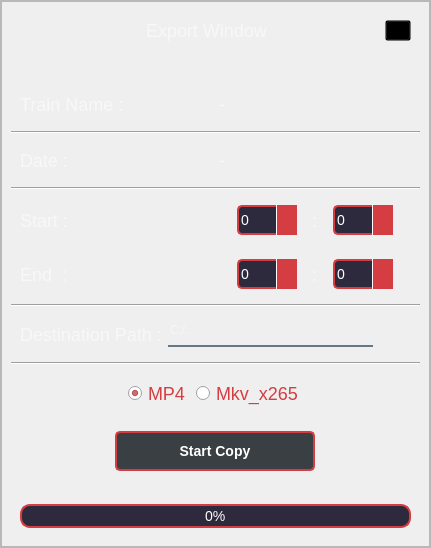
The window that Export/ExportUIiFiles/export.ui (amirhossein-mlkz/railProject_server) describes before a commit, drawn with Qt 5.
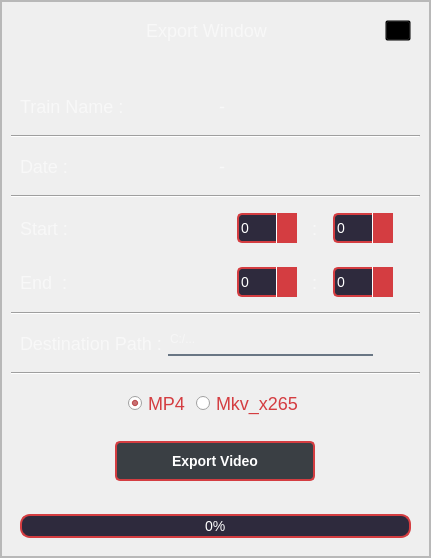
The same window after the commit. Icons and pictures are not drawn.

What changed in the file:
```diff
--- a/Export/ExportUIiFiles/export.ui
+++ b/Export/ExportUIiFiles/export.ui
@@ -7,7 +7,7 @@
     <x>0</x>
     <y>0</y>
     <width>431</width>
-    <height>548</height>
+    <height>558</height>
    </rect>
   </property>
   <property name="windowTitle">
@@ -1166,7 +1166,6 @@
                        <property name="font">
                         <font>
                          <pointsize>-1</pointsize>
-                         <weight>75</weight>
                          <bold>true</bold>
                         </font>
                        </property>
@@ -1202,7 +1201,7 @@
 </string>
                        </property>
                        <property name="text">
-                        <string>Start Copy</string>
+                        <string>Export Video</string>
                        </property>
                       </widget>
                      </item>
```
Left out of the diff: 74 changed lines with no effect on the pictures.
